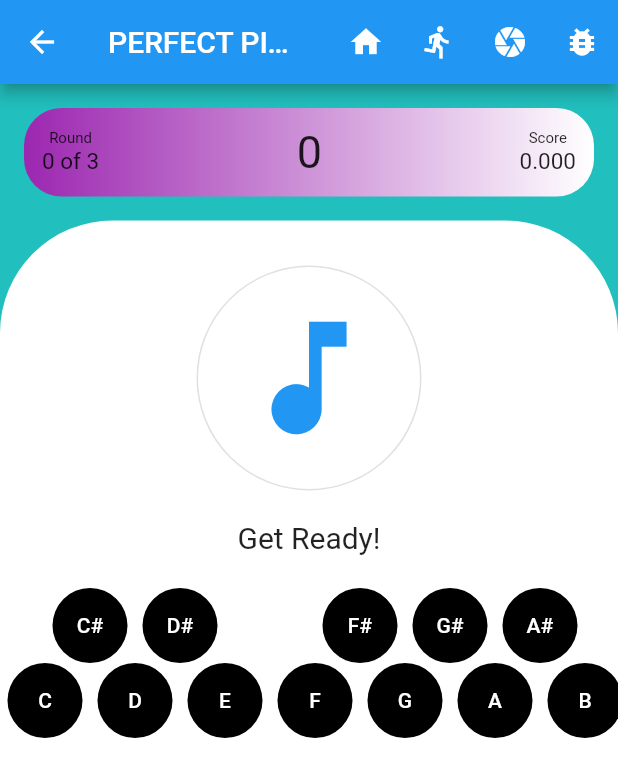
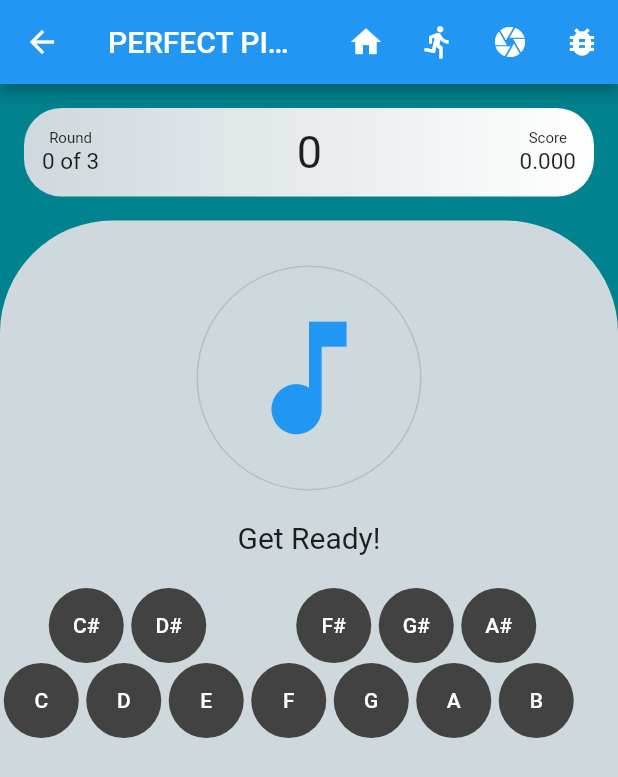
Before and after one commit to TheHong/TheGame, a Flutter app: the screen it shows after launch, on a phone screen of 412 x 824 dp. Shown: the top 777 px of the screen. Run offline on Flutter 3.47's test engine with Material 2 defaults, Android fonts, the phone set to English and light mode, and no system bars; our stand-ins replace flutter_spinkit; missing offline and left inert: flutter_midi.

Commit message:
Try new theme

```diff
--- a/lib/pages/perfect_pitch_game.dart
+++ b/lib/pages/perfect_pitch_game.dart
@@ -22,7 +22,7 @@ class _PerfectPitchGameState extends State<PerfectPitchGame> {
     return ChangeNotifierProvider(
       create: (context) => gameInfo,
       child: Scaffold(
-        backgroundColor: Color(0xFF21BFBD),
+        backgroundColor: Colors.cyan[800],
         appBar: AppBar(
           title: Text("PERFECT PITCH"),
           actions: <Widget>[
@@ -64,7 +64,7 @@ class _PerfectPitchGameState extends State<PerfectPitchGame> {
             Expanded(
               child: Container(
                 decoration: BoxDecoration(
-                  color: Colors.white,
+                  color: Colors.blueGrey[100],
                   borderRadius: BorderRadius.only(
                     topLeft: Radius.circular(75.0),
                     topRight: Radius.circular(75.0),
--- a/lib/widgets/game_title_bar.dart
+++ b/lib/widgets/game_title_bar.dart
@@ -11,7 +11,8 @@ class GameTitleBar extends StatelessWidget {
           padding: const EdgeInsets.all(16.0),
           child: Container(
               decoration: BoxDecoration(
-                gradient: LinearGradient(colors: [Colors.purple, Colors.white]),
+                gradient: LinearGradient(
+                    colors: [Colors.blueGrey[100], Colors.white]),
                 borderRadius: BorderRadius.all(Radius.circular(25.0)),
               ),
               padding: const EdgeInsets.all(12.0),
--- a/lib/widgets/key_pressor.dart
+++ b/lib/widgets/key_pressor.dart
@@ -42,7 +42,7 @@ class _KeyPressorState extends State<KeyPressor> {
   Widget createKeyRow(
       {List<SingleKey> keys, GameInfo gameInfo, double leftPadding}) {
     return Container(
-      color: gameInfo.isDebugMode? Colors.lightBlueAccent: Colors.transparent,
+      color: gameInfo.isDebugMode ? Colors.lightBlueAccent : Colors.transparent,
       height: 50.0,
       padding: EdgeInsets.only(left: leftPadding),
       // Iterating through keys and building the buttons
@@ -58,8 +58,19 @@ class _KeyPressorState extends State<KeyPressor> {
               maintainState: true,
               maintainAnimation: true,
               child: Container(
-                width: 60.0, // TODO: Change this so that not hardcoded
+                width: 55.0, // TODO: Change this so that not hardcoded
                 child: FlatButton(
+                  shape: CircleBorder(),
+                  color: key.isSelected ? Colors.green : Colors.grey[800],
+                  child: Text(
+                    key.value,
+                    style: TextStyle(
+                      color: Colors.white,
+                      // color: gameInfo.keyboard.isActive
+                      //     ? Colors.white
+                      //     : Colors.blueGrey,
+                    ),
+                  ),
                   onPressed: () {
                     // Submit the first key selected if not submitted yet
                     if (gameInfo.keyboard.isActive) {
@@ -74,16 +85,6 @@ class _KeyPressorState extends State<KeyPressor> {
                       });
                     }
                   },
-                  child: Text(
-                    key.value,
-                    style: TextStyle(
-                      color: gameInfo.keyboard.isActive
-                          ? Colors.white
-                          : Colors.blueGrey,
-                    ),
-                  ),
-                  shape: CircleBorder(),
-                  color: key.isSelected ? Colors.green : Colors.black,
                 ),
               ),
             );
```
